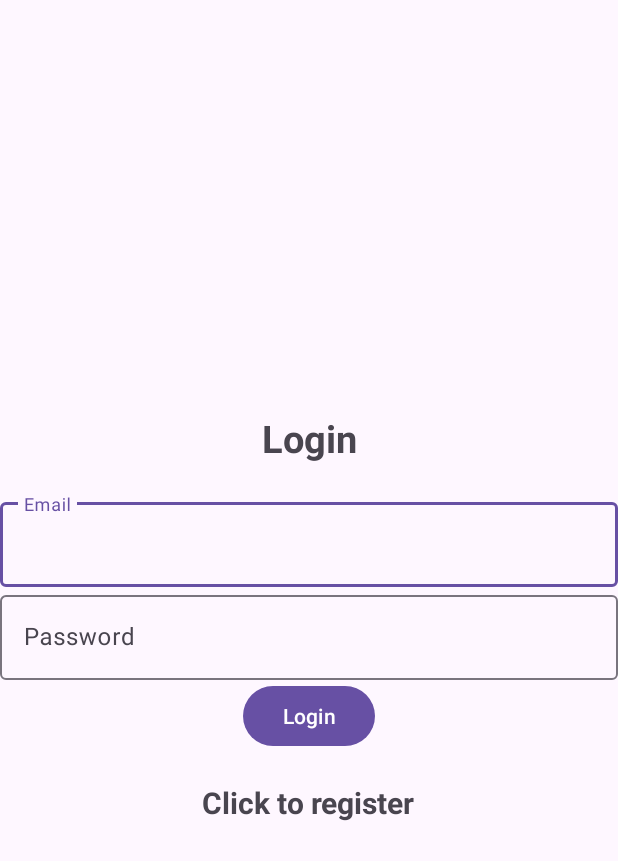
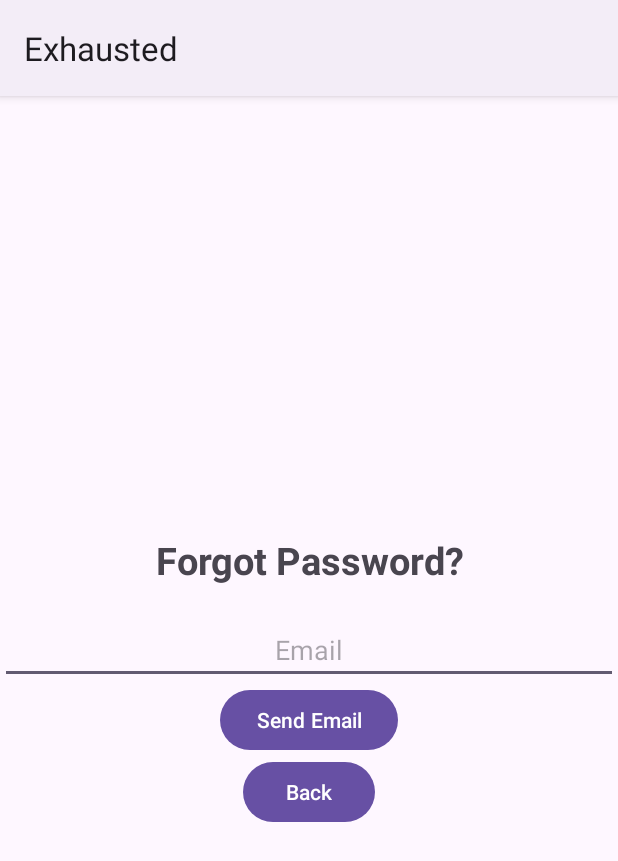
Before and after one commit to KKrisna/Exhausted, an Android app: the screen it shows after launch (Login before the commit, ForgotPassword after it), on a phone screen of 412 x 824 dp. Shown: the top 861 px of the screen. Run offline under Robolectric (Android 15) with nearby library versions, the phone set to English and light mode, and no system bars; our stand-ins replace Firebase (no records; nobody signed in at launch, a user with empty details on screens opened directly); 1 statement that could not run was skipped.

Commit message:
Working on reset password

```diff
--- /dev/null
+++ b/app/src/main/java/com/example/exhausted/ForgotPassword.java
@@ -0,0 +1,44 @@
+package com.example.exhausted;
+
+import androidx.appcompat.app.AppCompatActivity;
+
+import android.content.Intent;
+import android.os.Bundle;
+import android.widget.Button;
+
+import com.google.android.material.textfield.TextInputEditText;
+import com.google.firebase.auth.FirebaseUser;
+
+public class ForgotPassword extends AppCompatActivity {
+
+    TextInputEditText editTextEmail;
+
+    Button buttonSendEmail, buttonGoBack;
+
+    @Override
+    public void onStart() {
+        super.onStart();
+        // Check if user is signed in (non-null) and update UI accordingly.
+        FirebaseUser currentUser = mAuth.getCurrentUser();
+        if(currentUser != null){
+            Intent intent = new Intent(getApplicationContext(), MainActivity.class);
+
+            startActivity(intent);
+
+            finish();
+        }
+    }
+
+    @Override
+    protected void onCreate(Bundle savedInstanceState) {
+        super.onCreate(savedInstanceState);
+        setContentView(R.layout.activity_forgot_password);
+
+        editTextEmail = findViewById(R.id.email);
+
+        buttonSendEmail = findViewById(R.id.sendEmail);
+
+        buttonGoBack = findViewById(R.id.backButton);
+
+    }
+}
--- a/app/src/main/java/com/example/exhausted/Login.java
+++ b/app/src/main/java/com/example/exhausted/Login.java
@@ -28,7 +28,7 @@ public class Login extends AppCompatActivity {
 
     ProgressBar progressBar;
 
-    TextView textView;
+    TextView textViewRegister, textViewForgotPass;
 
     @Override
     public void onStart() {
@@ -59,12 +59,25 @@ public class Login extends AppCompatActivity {
 
         progressBar = findViewById(R.id.progressBar);
 
-        textView = findViewById(R.id.registerNow);
+        textViewRegister = findViewById(R.id.registerNow);
 
-        textView.setOnClickListener(new View.OnClickListener() {
+        textViewForgotPass = findViewById(R.id.forgotPassword);
+
+        textViewRegister.setOnClickListener(new View.OnClickListener() {
             @Override
             public void onClick(View view) {
                 Intent intent = new Intent(getApplicationContext(), Register.class);
+
+                startActivity(intent);
+
+                finish();
+            }
+        });
+
+        textViewForgotPass.setOnClickListener(new View.OnClickListener() {
+            @Override
+            public void onClick(View view) {
+                Intent intent = new Intent(getApplicationContext(), ForgotPassword.class);
 
                 startActivity(intent);
 
--- /dev/null
+++ b/app/src/main/res/layout/activity_forgot_password.xml
@@ -0,0 +1,49 @@
+<?xml version="1.0" encoding="utf-8"?>
+<LinearLayout xmlns:android="http://schemas.android.com/apk/res/android"
+    xmlns:app="http://schemas.android.com/apk/res-auto"
+    xmlns:tools="http://schemas.android.com/tools"
+    android:layout_width="match_parent"
+    android:layout_height="match_parent"
+    tools:context=".ForgotPassword"
+    android:orientation="vertical"
+    android:gravity="center">
+
+
+    <TextView
+        android:layout_width="match_parent"
+        android:layout_height="wrap_content"
+        android:layout_marginVertical="20dp"
+        android:gravity="center"
+        android:text="@string/forgot_password"
+        android:textSize="25sp"
+        android:textStyle="bold" />
+
+    <com.google.android.material.textfield.TextInputEditText
+        android:id="@+id/email"
+        android:layout_width="match_parent"
+        android:layout_height="wrap_content"
+        android:hint="@string/email"
+        android:gravity="center" />
+
+        <com.google.android.material.textfield.TextInputLayout
+            android:layout_width="match_parent"
+            android:layout_height="wrap_content"
+            android:gravity="center" >
+
+    </com.google.android.material.textfield.TextInputLayout>
+
+    <Button
+        android:layout_width="wrap_content"
+        android:layout_height="wrap_content"
+        android:id="@+id/sendEmail"
+        android:text="@string/send_email"
+        android:gravity="center" />
+
+    <Button
+        android:layout_width="wrap_content"
+        android:layout_height="wrap_content"
+        android:id="@+id/backButton"
+        android:text="@string/back"
+        android:gravity="center" />
+
+</LinearLayout>
--- a/app/src/main/res/values/strings.xml
+++ b/app/src/main/res/values/strings.xml
@@ -7,4 +7,7 @@
     <string name="click_to_login">Click to login</string>
     <string name="click_to_register">Click to register</string>
     <string name="logout">Logout</string>
+    <string name="forgot_password">Forgot Password?</string>
+    <string name="send_email">Send Email</string>
+    <string name="back">Back</string>
 </resources>
```
Also changed, not shown: app/src/main/AndroidManifest.xml (+18 -8 lines), app/src/main/res/layout/activity_login.xml (+9 -0 lines).
